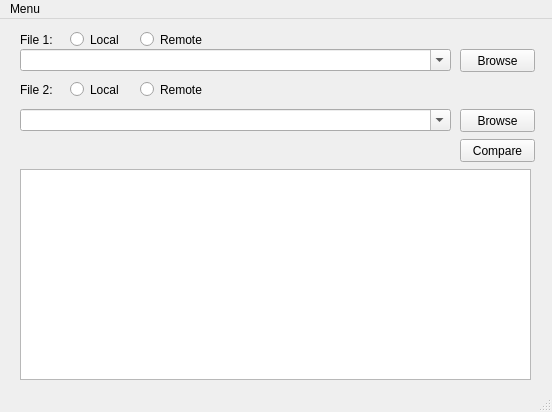
This is RemoteDiffTool/ui/RemoteDiffTool.ui in ldl5007/RemoteDiffTool as Qt 5 draws it before an edit. The edited form follows.
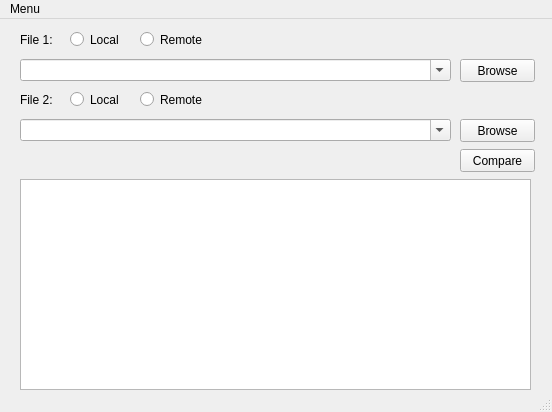
This is the edited form.

What changed in the file:
```diff
--- a/RemoteDiffTool/ui/RemoteDiffTool.ui
+++ b/RemoteDiffTool/ui/RemoteDiffTool.ui
@@ -31,7 +31,7 @@
     <property name="geometry">
      <rect>
       <x>20</x>
-      <y>60</y>
+      <y>70</y>
       <width>71</width>
       <height>21</height>
      </rect>
@@ -44,7 +44,7 @@
     <property name="geometry">
      <rect>
       <x>20</x>
-      <y>30</y>
+      <y>40</y>
       <width>431</width>
       <height>22</height>
      </rect>
@@ -57,7 +57,7 @@
     <property name="geometry">
      <rect>
       <x>20</x>
-      <y>90</y>
+      <y>100</y>
       <width>431</width>
       <height>22</height>
      </rect>
@@ -70,7 +70,7 @@
     <property name="geometry">
      <rect>
       <x>460</x>
-      <y>120</y>
+      <y>130</y>
       <width>75</width>
       <height>23</height>
      </rect>
@@ -83,7 +83,7 @@
     <property name="geometry">
      <rect>
       <x>20</x>
-      <y>150</y>
+      <y>160</y>
       <width>511</width>
       <height>211</height>
      </rect>
@@ -98,7 +98,7 @@
     <property name="geometry">
      <rect>
       <x>460</x>
-      <y>30</y>
+      <y>40</y>
       <width>75</width>
       <height>23</height>
      </rect>
@@ -111,7 +111,7 @@
     <property name="geometry">
      <rect>
       <x>460</x>
-      <y>90</y>
+      <y>100</y>
       <width>75</width>
       <height>23</height>
      </rect>
@@ -140,7 +140,7 @@
     <property name="geometry">
      <rect>
       <x>70</x>
-      <y>60</y>
+      <y>70</y>
       <width>82</width>
       <height>21</height>
      </rect>
@@ -172,7 +172,7 @@
     <property name="geometry">
      <rect>
       <x>140</x>
-      <y>60</y>
+      <y>70</y>
       <width>82</width>
       <height>21</height>
      </rect>
```
